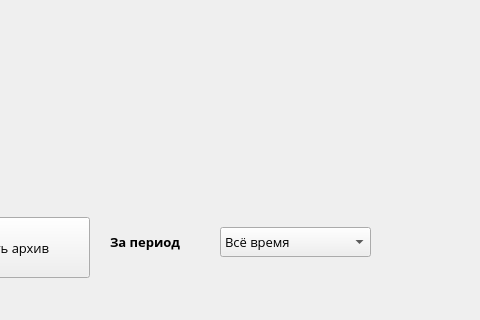
Before: the Qt Designer form stackedoptions.ui in tomyqg/topaz-m, drawn with Qt 5; both pictures show x 650 to 1130 and y 353 to 673 of the 1237 by 673 pixel window.
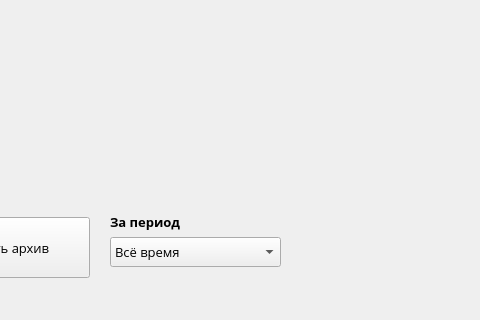
After: the same form once the commit is applied. Icons and pictures are not drawn. Custom widgets are drawn as their Qt base class.

Patch:
```diff
--- a/stackedoptions.ui
+++ b/stackedoptions.ui
@@ -9687,9 +9687,9 @@
     <widget class="QComboBox" name="archive_period">
      <property name="geometry">
       <rect>
-       <x>860</x>
-       <y>570</y>
-       <width>151</width>
+       <x>750</x>
+       <y>580</y>
+       <width>171</width>
        <height>30</height>
       </rect>
      </property>
@@ -9709,7 +9709,7 @@
      <property name="geometry">
       <rect>
        <x>750</x>
-       <y>570</y>
+       <y>550</y>
        <width>111</width>
        <height>30</height>
       </rect>
```
Left out of the diff: 65 changed lines with no effect on the pictures.
